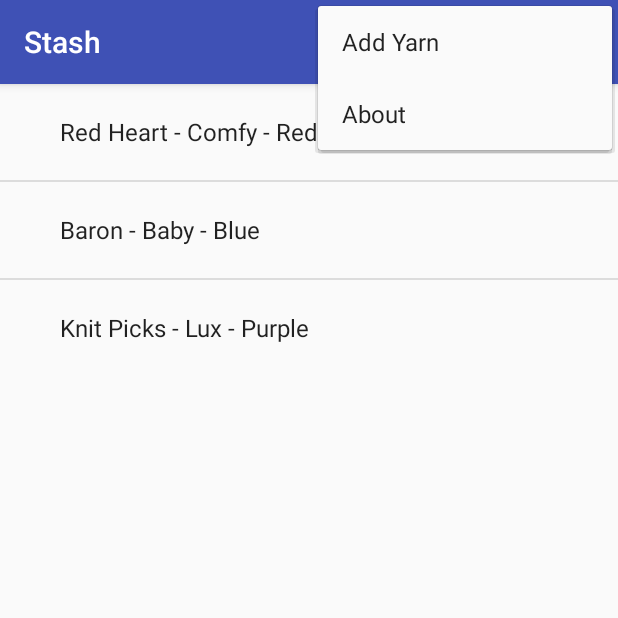
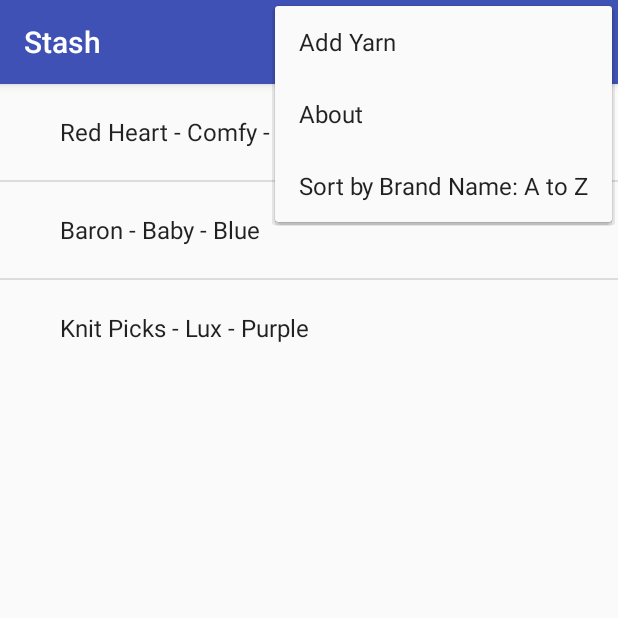
Before and after one commit to kw531/Stash, an Android app: the screen it shows after launch (MainActivity), with the options menu open, on a phone screen of 412 x 824 dp, the top half of it. Run offline under Robolectric (Android 15) with nearby library versions, the phone set to English and light mode, and no system bars.

Commit message:
Added in sort options, simple a to z sort by brand name

```diff
--- a/Stash/app/src/main/java/com/example/kati/stash/AddYarnActivity.java
+++ b/Stash/app/src/main/java/com/example/kati/stash/AddYarnActivity.java
@@ -43,7 +43,7 @@ public class AddYarnActivity extends AppCompatActivity {
             public void onClick(View view) {
                 if(brandName.length()!= 0 && fiber.length()!= 0 && color.length()!= 0 &&
                         yarnName.length()!= 0 && balls.length()!= 0 ) {
-                    db.addYarn(new Yarn(db.findLastID() + 1,
+                    db.addYarn(new Yarn(db.findLastID(),
                             brandName.getText().toString(),
                             yarnName.getText().toString(),
                             color.getText().toString(),
--- /dev/null
+++ b/Stash/app/src/main/res/menu/sort_menu.xml
@@ -0,0 +1,8 @@
+<?xml version="1.0" encoding="utf-8"?>
+<menu xmlns:android="http://schemas.android.com/apk/res/android"
+    xmlns:app="http://schemas.android.com/apk/res-auto"
+    xmlns:tools="https://schemas.android.com/tools"
+    tools:context=".MainActivity">
+    <item android:title="Sort by Brand Name: A to Z"
+        android:id="@+id/sort_brand_AtoZ" />
+</menu>
```
Also changed, not shown: Stash/app/src/main/java/com/example/kati/stash/DBHandler.java (+6 -6 lines), Stash/app/src/main/java/com/example/kati/stash/EditYarnActivity.java (+9 -11 lines), Stash/app/src/main/java/com/example/kati/stash/MainActivity.java (+51 -3 lines).
